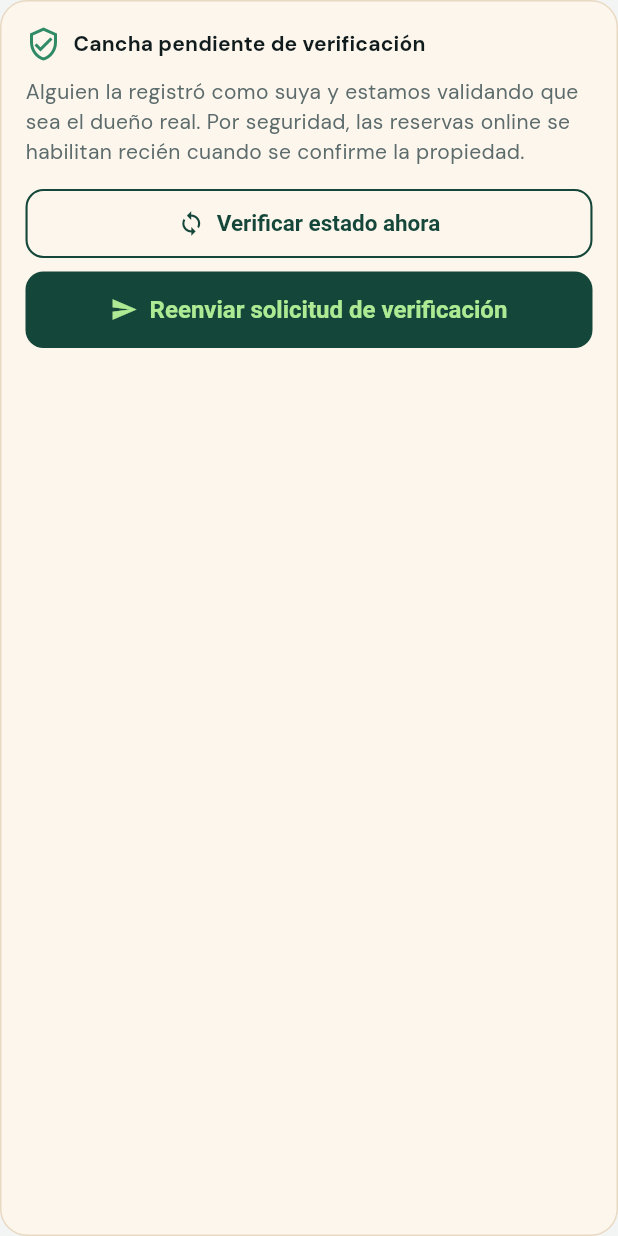
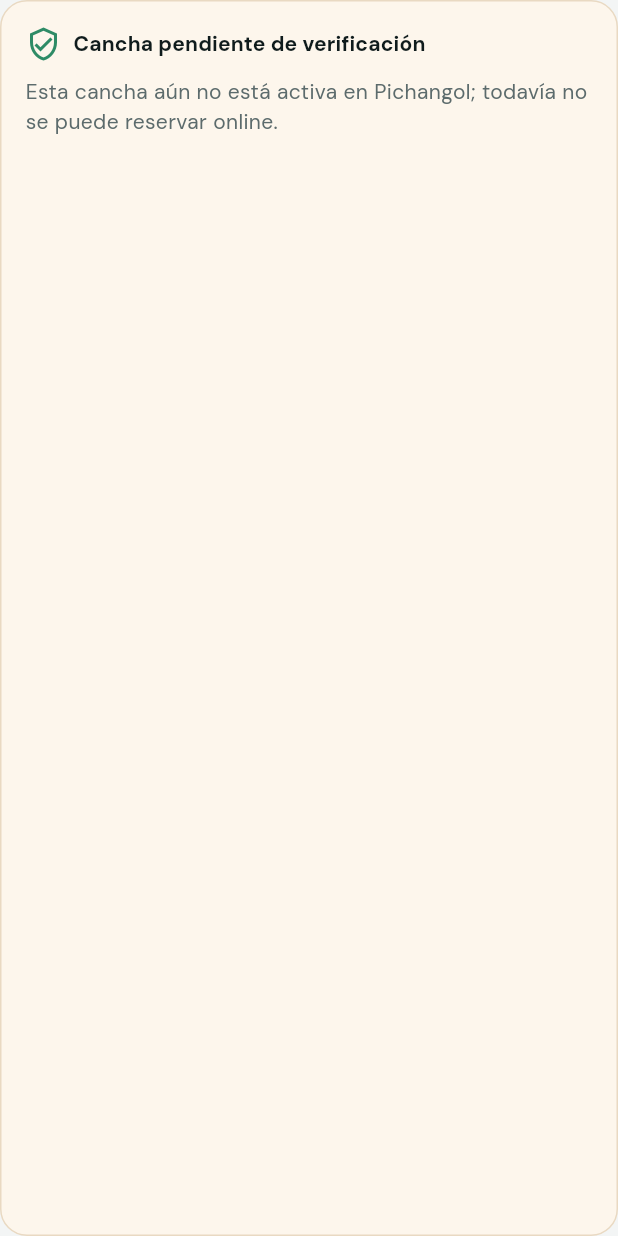
Before and after one commit to dcalagua/canchas-app-lima, a Flutter app: the _PanelPendiente widget shown alone on an empty page, opened directly with sample values from the repository, on a phone screen of 412 x 824 dp. Run offline on Flutter 3.47's test engine with Material 3 defaults, Android fonts, the phone set to English and light mode, and no system bars; our stand-ins replace font_awesome_flutter, geocoding, geolocator, google_fonts, google_maps_flutter, google_sign_in and 3 more; accounts and stored records are empty.

Commit message:
Ficha pendiente: los controles del reclamo solo los ve el dueño/reclamante
Un usuario sin sesión (o con otra cuenta) veía el panel pendiente con los botones
"Verificar estado ahora" y "Reenviar solicitud de verificación", que son acciones
del que reclamó. Ahora se gate con _esMio (dueño local == mi correo, confirmado
con es_mio del backend): el reclamante ve los controles; un tercero solo ve un
mensaje neutral ("aún no activa, no se puede reservar"), sin botones ni el rechazo.

Co-Authored-By: Claude Opus 4.8 (1M context) <noreply@anthropic.com>
Claude-Session: https://claude.ai/code/session_017fg7ijXuZRX6jvFjZELf83

```diff
--- a/lib/screens/club_detalle_screen.dart
+++ b/lib/screens/club_detalle_screen.dart
@@ -705,11 +705,20 @@ class _PanelPendienteState extends State<_PanelPendiente> {
   bool _consultando = false;
   bool _reenviando = false;
   bool _rechazada = false; // el admin no aprobó la solicitud de este usuario
+  bool _esMio = false; // ¿el que mira la ficha es quien reclamó / el dueño?
   String? _diag;
+
+  /// Es "mío" si mi correo coincide con el dueño local de la cancha (fiable sin
+  /// backend). Se confirma con es_mio del servidor en la consulta inicial.
+  bool get _duenoLocal {
+    final email = appState.usuario?.email ?? '';
+    return email.isNotEmpty && widget.cancha.dueno == email;
+  }
 
   @override
   void initState() {
     super.initState();
+    _esMio = _duenoLocal;
     _consultarInicial();
   }
 
@@ -721,9 +730,11 @@ class _PanelPendienteState extends State<_PanelPendiente> {
     final est = await PropiedadService.estado(widget.cancha.id,
         solicitante: appState.usuario?.email);
     if (!mounted || est == null) return;
+    final mio = est['es_mio'] == true;
+    setState(() => _esMio = _esMio || mio);
     // El estado "rechazada" SOLO lo ve quien reclamó (es_mio). Un usuario sin
     // sesión o con otra cuenta ve la ficha pendiente normal, no el rechazo.
-    if (est['estado'] == 'rechazada' && est['es_mio'] == true) {
+    if (est['estado'] == 'rechazada' && mio) {
       setState(() => _rechazada = true);
       widget.onRechazado?.call(true);
     }
@@ -899,11 +910,16 @@ class _PanelPendienteState extends State<_PanelPendiente> {
           ),
           const SizedBox(height: 10),
           Text(
-            'Alguien la registró como suya y estamos validando que sea el dueño '
-            'real. Por seguridad, las reservas online se habilitan recién cuando '
-            'se confirme la propiedad.',
+            _esMio
+                ? 'Tu solicitud está en revisión. Por seguridad, las reservas '
+                    'online se habilitan recién cuando confirmemos la propiedad.'
+                : 'Esta cancha aún no está activa en Pichangol; todavía no se '
+                    'puede reservar online.',
             style: t.bodyMedium?.copyWith(color: textoTenue, height: 1.4),
           ),
+          // Los controles del reclamo SOLO los ve quien reclamó (dueño). Un
+          // usuario sin sesión o ajeno no ve "Verificar"/"Reenviar".
+          if (_esMio) ...[
             const SizedBox(height: 14),
             SizedBox(
               width: double.infinity,
@@ -940,6 +956,7 @@ class _PanelPendienteState extends State<_PanelPendiente> {
               ),
             ),
             _diagBox(t),
+          ],
         ],
       );
 }
```
Lines whose indentation alone changed are shown as unchanged.
